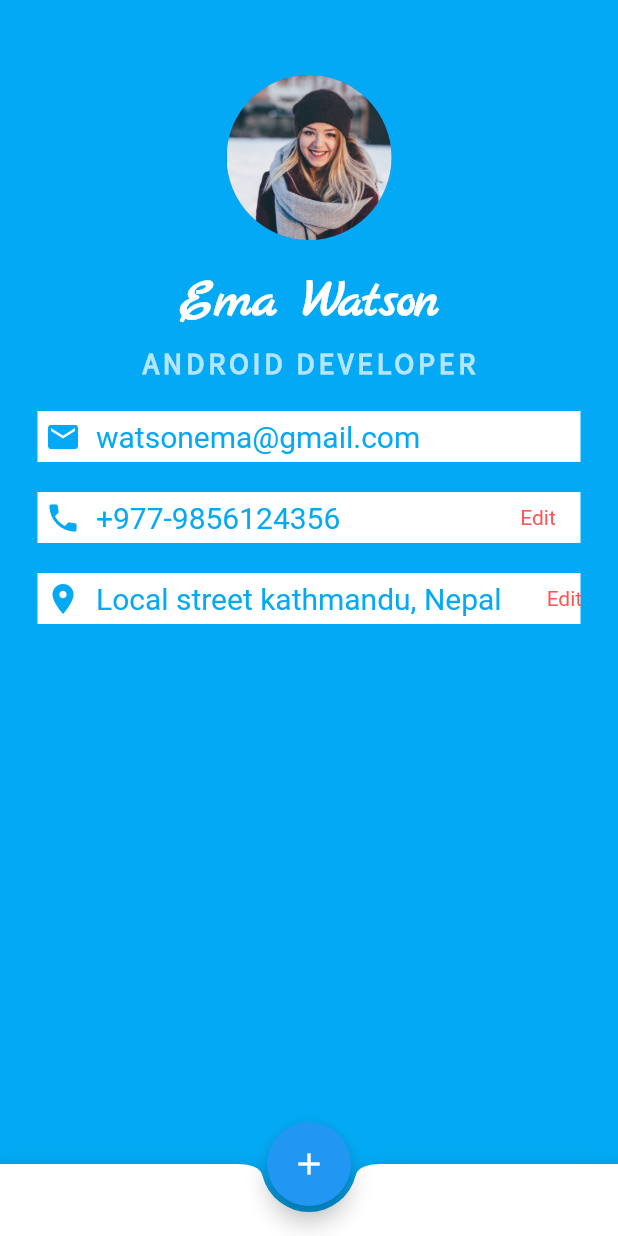
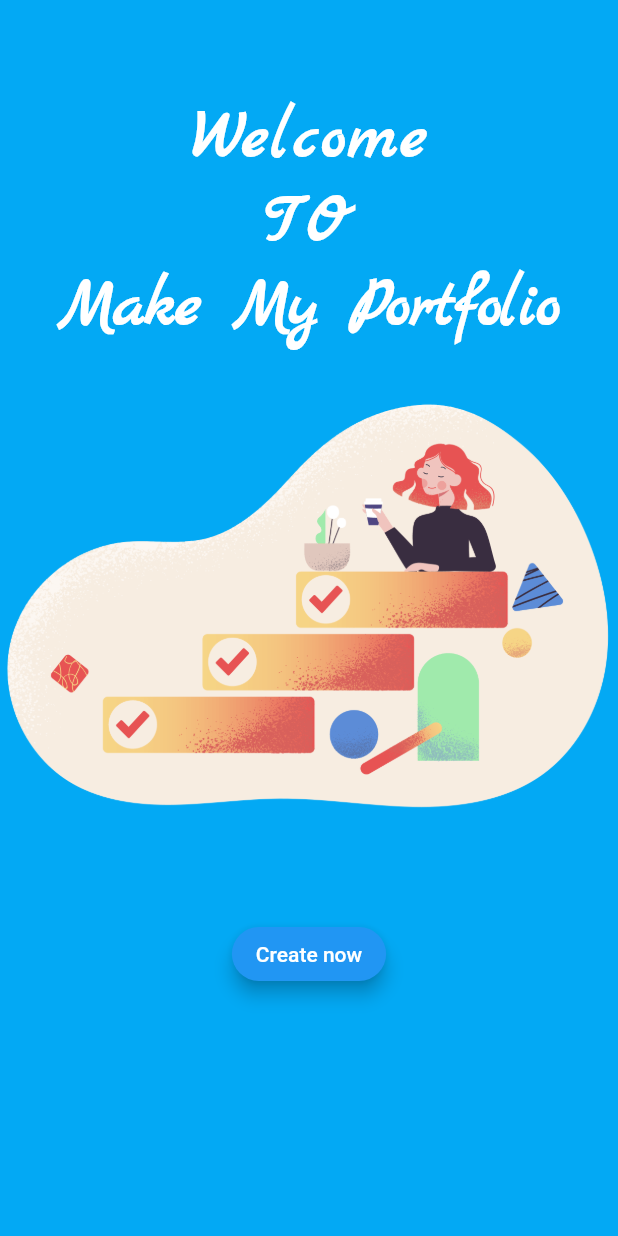
Before and after one commit to khadkabindu/Flutter-Portfolio-App, a Flutter app: the screen it shows after launch, on a phone screen of 412 x 824 dp. Run offline on Flutter 3.47's test engine with Material 2 defaults, Android fonts, the phone set to English and light mode, and no system bars.

```diff
--- a/lib/main.dart
+++ b/lib/main.dart
@@ -1,10 +1,90 @@
 import 'package:flutter/material.dart';
 
 void main() {
-  runApp(MyApp());
+  runApp(MaterialApp(
+    initialRoute: '/',
+    routes: {
+      '/': (context) => FirstScreen(),
+      '/second': (context) => SecondScreen(),
+    },
+  ));
 }
 
-class MyApp extends StatelessWidget {
+class FirstScreen extends StatelessWidget {
+  @override
+  Widget build(BuildContext context) {
+    return MaterialApp(
+      home: Scaffold(
+        backgroundColor: Colors.lightBlue,
+        body: SafeArea(
+          child: Center(
+            child: Column(
+              children: <Widget>[
+                SizedBox(
+                  height: 65.0,
+                ),
+                Text(
+                  'Welcome',
+                  style: TextStyle(
+                    fontSize: 45.0,
+                    fontFamily: 'MarckScript',
+                    color: Colors.white,
+                    fontWeight: FontWeight.bold,
+                    letterSpacing: 2.5,
+                  ),
+                ),
+                Text(
+                  'TO',
+                  style: TextStyle(
+                    fontSize: 45.0,
+                    fontFamily: 'MarckScript',
+                    color: Colors.white,
+                    fontWeight: FontWeight.bold,
+                    letterSpacing: 2.5,
+                  ),
+                ),
+                Text(
+                  'Make My Portfolio',
+                  style: TextStyle(
+                    fontSize: 45.0,
+                    fontFamily: 'MarckScript',
+                    color: Colors.white,
+                    fontWeight: FontWeight.bold,
+                  ),
+                ),
+                SizedBox(
+                  height: 20.0,
+                ),
+                Container(
+                  child: Image.asset('images/done-5.png'),
+                ),
+                SizedBox(
+                  height: 50.0,
+                ),
+                new RaisedButton(
+                  shape: RoundedRectangleBorder(
+                      borderRadius: new BorderRadius.circular(25.0)),
+                  splashColor: Colors.yellow,
+                  color: Colors.blue,
+                  elevation: 5.0,
+                  onPressed: () {
+                    Navigator.pushNamed(context, '/second');
+                  },
+                  child: new Text(
+                    "Create now",
+                    style: TextStyle(color: Colors.white),
+                  ),
+                ),
+              ],
+            ),
+          ),
+        ),
+      ),
+    );
+  }
+}
+
+class SecondScreen extends StatelessWidget {
   @override
   Widget build(BuildContext context) {
     return MaterialApp(
@@ -40,13 +120,16 @@ class MyApp extends StatelessWidget {
                 SizedBox(
                   height: 20.0,
                 ),
-                Text(
+                InkWell(
+                  onTap: () {},
+                  child: Text(
                     'Ema Watson',
                     style: TextStyle(
                         fontFamily: 'MarckScript',
                         fontWeight: FontWeight.bold,
                         color: Colors.white,
                         fontSize: 35.0),
+                  ),
                 ),
                 SizedBox(
                   height: 5.0,
```
Also changed, not shown: images/done-5.png (added). Lines whose indentation alone changed are shown as unchanged.
